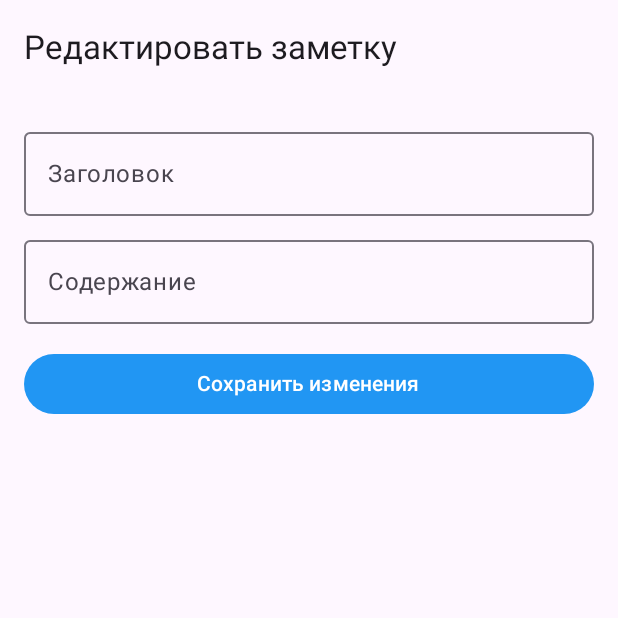
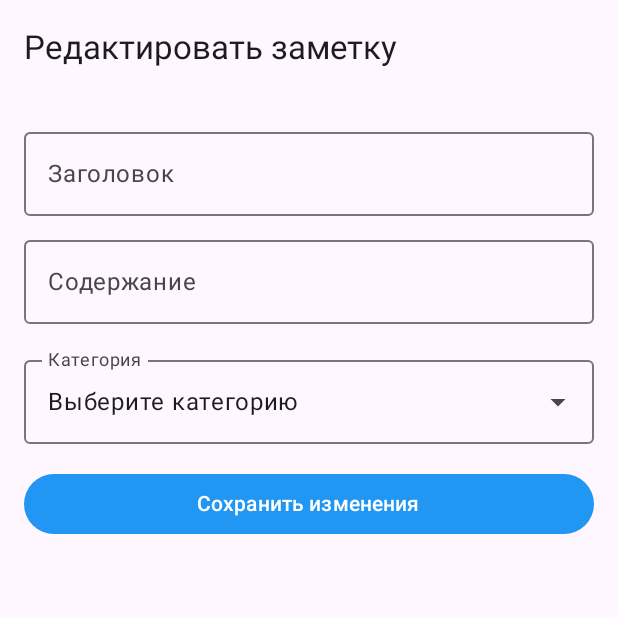
Before and after one commit to cherepander/NotesApp, an Android app built with Jetpack Compose: the composable EditNoteScreen called with empty values, on a phone screen of 412 x 824 dp, the top half of it. Run offline under Robolectric (Android 15) with nearby library versions, the phone set to English and light mode, and no system bars.

Commit message:
Fix Notes and modify UI

```diff
--- a/app/src/main/java/com/companyname/myapplication/ui/EditNoteScreen.kt
+++ b/app/src/main/java/com/companyname/myapplication/ui/EditNoteScreen.kt
@@ -1,6 +1,8 @@
 package com.companyname.myapplication.ui
 
 import androidx.compose.foundation.layout.*
+import androidx.compose.material.icons.Icons
+import androidx.compose.material.icons.filled.ArrowDropDown
 import androidx.compose.material3.*
 import androidx.compose.runtime.*
 import androidx.compose.ui.Modifier
@@ -18,8 +20,12 @@ fun EditNoteScreen(navController: NavController, noteId: Int, viewModel: NoteVie
     var title by remember { mutableStateOf("") }
     var content by remember { mutableStateOf("") }
 
+    // Dropdown list state for categories
+    var expanded by remember { mutableStateOf(false) }
+    var selectedCategory by remember { mutableStateOf("Выберите категорию") }
+    val categories = listOf("Работа", "Личное", "Покупки", "Идеи")
+
     LaunchedEffect(noteId) {
-        // Загружаем заметку по ID и обновляем состояние экрана
         val loadedNote = viewModel.getNoteById(noteId)
         note = loadedNote
         title = loadedNote?.title ?: ""
@@ -49,7 +55,45 @@ fun EditNoteScreen(navController: NavController, noteId: Int, viewModel: NoteVie
                     label = { Text("Содержание") },
                     modifier = Modifier.fillMaxWidth()
                 )
+
                 Spacer(modifier = Modifier.height(16.dp))
+
+                // Dropdown for category selection
+                Box {
+                    OutlinedTextField(
+                        value = selectedCategory,
+                        onValueChange = {},
+                        readOnly = true,
+                        label = { Text("Категория") },
+                        trailingIcon = {
+                            IconButton(onClick = { expanded = !expanded }) {
+                                Icon(
+                                    imageVector = Icons.Default.ArrowDropDown,
+                                    contentDescription = "Expand dropdown"
+                                )
+                            }
+                        },
+                        modifier = Modifier.fillMaxWidth(),
+                    )
+                    DropdownMenu(
+                        expanded = expanded,
+                        onDismissRequest = { expanded = false },
+                        modifier = Modifier.fillMaxWidth()
+                    ) {
+                        categories.forEach { category ->
+                            DropdownMenuItem(
+                                text = { Text(category) },
+                                onClick = {
+                                    selectedCategory = category
+                                    expanded = false
+                                }
+                            )
+                        }
+                    }
+                }
+
+                Spacer(modifier = Modifier.height(16.dp))
+
                 Button(
                     onClick = {
                         scope.launch {
```
Also changed, not shown: app/src/main/java/com/companyname/myapplication/ui/DragAndDropNoteList.kt (+19 -4 lines), app/src/main/java/com/companyname/myapplication/ui/NoteListScreen.kt (+6 -2 lines).
